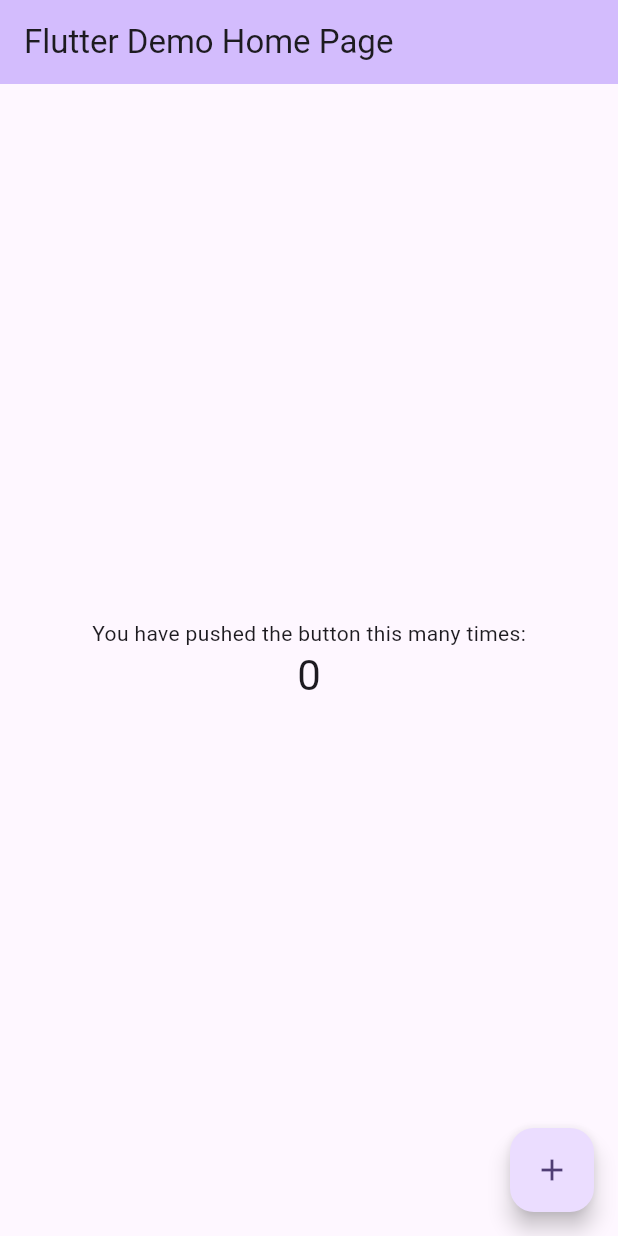
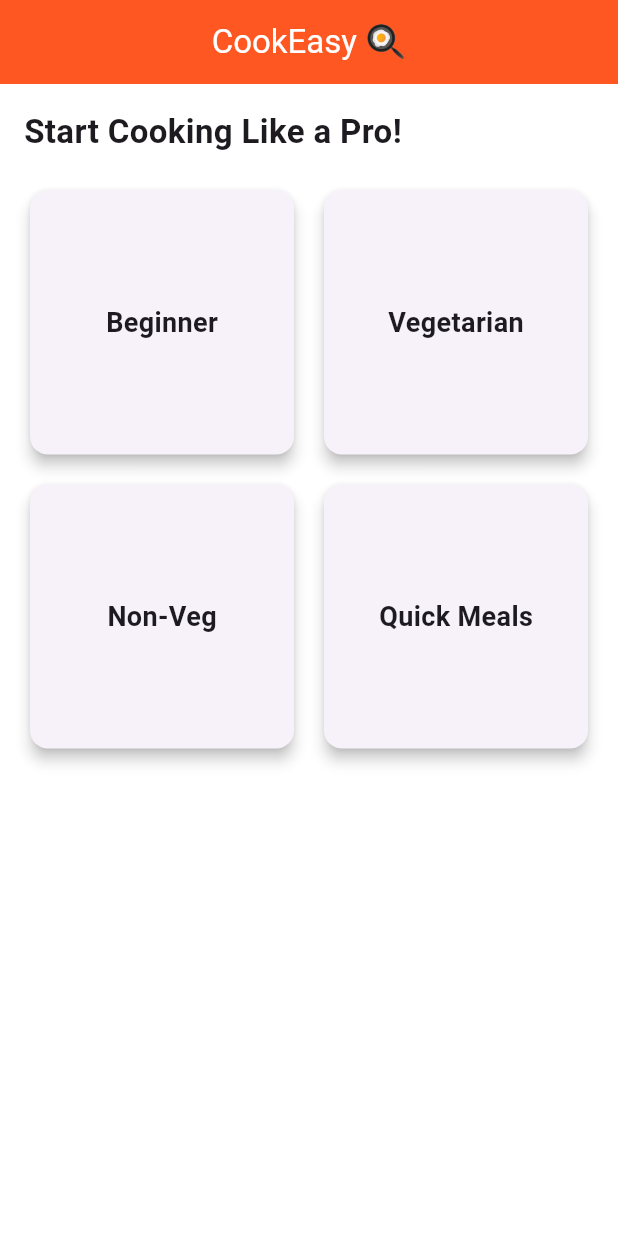
Before and after one commit to RohanPadul09/cookeasy-flutter, a Flutter app: the screen it shows after launch, on a phone screen of 412 x 824 dp. Run offline on Flutter 3.47's test engine with Material 3 defaults, Android fonts, the phone set to English and light mode, and no system bars; our stand-ins replace cloud_firestore, firebase_core, video_player; accounts and stored records are empty.

Commit message:
Initial app setup : home,category,recipe,details, with a sample video

```diff
--- /dev/null
+++ b/lib/core/theme/app_theme.dart
@@ -0,0 +1,13 @@
+import 'package:flutter/material.dart';
+
+class AppTheme {
+  static ThemeData lightTheme = ThemeData(
+    primarySwatch: Colors.deepOrange,
+    scaffoldBackgroundColor: Colors.white,
+    appBarTheme: const AppBarTheme(
+      backgroundColor: Colors.deepOrange,
+      foregroundColor: Colors.white,
+      centerTitle: true,
+    ),
+  );
+}
--- /dev/null
+++ b/lib/features/home/home_screen.dart
@@ -0,0 +1,75 @@
+import 'package:flutter/material.dart';
+import '../recipes/recipe_screen.dart';
+
+class HomeScreen extends StatelessWidget {
+  const HomeScreen({super.key});
+
+  @override
+  Widget build(BuildContext context) {
+    return Scaffold(
+      appBar: AppBar(title: const Text('CookEasy 🍳')),
+      body: Padding(
+        padding: const EdgeInsets.all(16),
+        child: Column(
+          crossAxisAlignment: CrossAxisAlignment.start,
+          children: [
+            const Text(
+              'Start Cooking Like a Pro!',
+              style: TextStyle(fontSize: 22, fontWeight: FontWeight.bold),
+            ),
+            const SizedBox(height: 20),
+            Expanded(
+              child: GridView.count(
+                crossAxisCount: 2,
+                crossAxisSpacing: 12,
+                mainAxisSpacing: 12,
+                children: const [
+                  _CategoryCard(title: 'Beginner'),
+                  _CategoryCard(title: 'Vegetarian'),
+                  _CategoryCard(title: 'Non-Veg'),
+                  _CategoryCard(title: 'Quick Meals'),
+                ],
+              ),
+            ),
+          ],
+        ),
+      ),
+    );
+  }
+}
+
+class _CategoryCard extends StatelessWidget {
+  final String title;
+
+  const _CategoryCard({required this.title});
+
+  @override
+  Widget build(BuildContext context) {
+    return InkWell(
+      borderRadius: BorderRadius.circular(12),
+      onTap: () {
+        Navigator.push(
+          context,
+          MaterialPageRoute(
+            builder: (_) => RecipeScreen(category: title),
+          ),
+        );
+      },
+      child: Card(
+        elevation: 4,
+        shape: RoundedRectangleBorder(
+          borderRadius: BorderRadius.circular(12),
+        ),
+        child: Center(
+          child: Text(
+            title,
+            style: const TextStyle(
+              fontSize: 18,
+              fontWeight: FontWeight.w600,
+            ),
+          ),
+        ),
+      ),
+    );
+  }
+}
--- a/lib/main.dart
+++ b/lib/main.dart
@@ -1,122 +1,29 @@
+import 'package:cookeasy/features/recipes/recipe_screen.dart';
 import 'package:flutter/material.dart';
+import 'package:firebase_core/firebase_core.dart';
+import 'firebase_options.dart';
+import 'core/theme/app_theme.dart';
+import 'features/home/home_screen.dart';
+import 'features/recipes/recipe_screen.dart';
 
-void main() {
-  runApp(const MyApp());
+void main() async {
+  WidgetsFlutterBinding.ensureInitialized();
+  await Firebase.initializeApp(
+    options: DefaultFirebaseOptions.currentPlatform,
+  );
+  runApp(const CookEasyApp());
 }
 
-class MyApp extends StatelessWidget {
-  const MyApp({super.key});
+class CookEasyApp extends StatelessWidget {
+  const CookEasyApp({super.key});
 
-  // This widget is the root of your application.
   @override
   Widget build(BuildContext context) {
     return MaterialApp(
-      title: 'Flutter Demo',
-      theme: ThemeData(
-        // This is the theme of your application.
-        //
-        // TRY THIS: Try running your application with "flutter run". You'll see
-        // the application has a purple toolbar. Then, without quitting the app,
-        // try changing the seedColor in the colorScheme below to Colors.green
-        // and then invoke "hot reload" (save your changes or press the "hot
-        // reload" button in a Flutter-supported IDE, or press "r" if you used
-        // the command line to start the app).
-        //
-        // Notice that the counter didn't reset back to zero; the application
-        // state is not lost during the reload. To reset the state, use hot
-        // restart instead.
-        //
-        // This works for code too, not just values: Most code changes can be
-        // tested with just a hot reload.
-        colorScheme: .fromSeed(seedColor: Colors.deepPurple),
-      ),
-      home: const MyHomePage(title: 'Flutter Demo Home Page'),
+      debugShowCheckedModeBanner: false,
+      title: 'CookEasy',
+      theme: AppTheme.lightTheme,
+      home: const HomeScreen(),
     );
   }
 }
-
-class MyHomePage extends StatefulWidget {
-  const MyHomePage({super.key, required this.title});
-
-  // This widget is the home page of your application. It is stateful, meaning
-  // that it has a State object (defined below) that contains fields that affect
-  // how it looks.
-
-  // This class is the configuration for the state. It holds the values (in this
-  // case the title) provided by the parent (in this case the App widget) and
-  // used by the build method of the State. Fields in a Widget subclass are
-  // always marked "final".
-
-  final String title;
-
-  @override
-  State<MyHomePage> createState() => _MyHomePageState();
-}
-
-class _MyHomePageState extends State<MyHomePage> {
-  int _counter = 0;
-
-  void _incrementCounter() {
-    setState(() {
-      // This call to setState tells the Flutter framework that something has
-      // changed in this State, which causes it to rerun the build method below
-      // so that the display can reflect the updated values. If we changed
-      // _counter without calling setState(), then the build method would not be
-      // called again, and so nothing would appear to happen.
-      _counter++;
-    });
-  }
-
-  @override
-  Widget build(BuildContext context) {
-    // This method is rerun every time setState is called, for instance as done
-    // by the _incrementCounter method above.
-    //
-    // The Flutter framework has been optimized to make rerunning build methods
-    // fast, so that you can just rebuild anything that needs updating rather
-    // than having to individually change instances of widgets.
-    return Scaffold(
-      appBar: AppBar(
-        // TRY THIS: Try changing the color here to a specific color (to
-        // Colors.amber, perhaps?) and trigger a hot reload to see the AppBar
-        // change color while the other colors stay the same.
-        backgroundColor: Theme.of(context).colorScheme.inversePrimary,
-        // Here we take the value from the MyHomePage object that was created by
-        // the App.build method, and use it to set our appbar title.
-        title: Text(widget.title),
-      ),
-      body: Center(
-        // Center is a layout widget. It takes a single child and positions it
-        // in the middle of the parent.
-        child: Column(
-          // Column is also a layout widget. It takes a list of children and
-          // arranges them vertically. By default, it sizes itself to fit its
-          // children horizontally, and tries to be as tall as its parent.
-          //
-          // Column has various properties to control how it sizes itself and
-          // how it positions its children. Here we use mainAxisAlignment to
-          // center the children vertically; the main axis here is the vertical
-          // axis because Columns are vertical (the cross axis would be
-          // horizontal).
-          //
-          // TRY THIS: Invoke "debug painting" (choose the "Toggle Debug Paint"
-          // action in the IDE, or press "p" in the console), to see the
-          // wireframe for each widget.
-          mainAxisAlignment: .center,
-          children: [
-            const Text('You have pushed the button this many times:'),
-            Text(
-              '$_counter',
-              style: Theme.of(context).textTheme.headlineMedium,
-            ),
-          ],
-        ),
-      ),
-      floatingActionButton: FloatingActionButton(
-        onPressed: _incrementCounter,
-        tooltip: 'Increment',
-        child: const Icon(Icons.add),
-      ),
-    );
-  }
-}
--- a/pubspec.yaml
+++ b/pubspec.yaml
@@ -30,6 +30,9 @@ environment:
 dependencies:
   flutter:
     sdk: flutter
+  firebase_core: ^4.3.0
+  cloud_firestore: ^6.1.1
+  video_player : ^2.6.0
 
   # The following adds the Cupertino Icons font to your application.
   # Use with the CupertinoIcons class for iOS style icons.
```
Also changed, not shown: lib/features/recipes/recipe_detail_screen.dart (added, +63 -0 lines), lib/features/recipes/recipe_model.dart (added, +21 -0 lines), lib/features/recipes/recipe_screen.dart (added, +57 -0 lines), lib/features/recipes/recipe_service.dart (added, +22 -0 lines), firebase.json (added), lib/core/constants/app_strings.dart (added), lib/firebase_options.dart (added), pubspec.lock, 6 other files.
